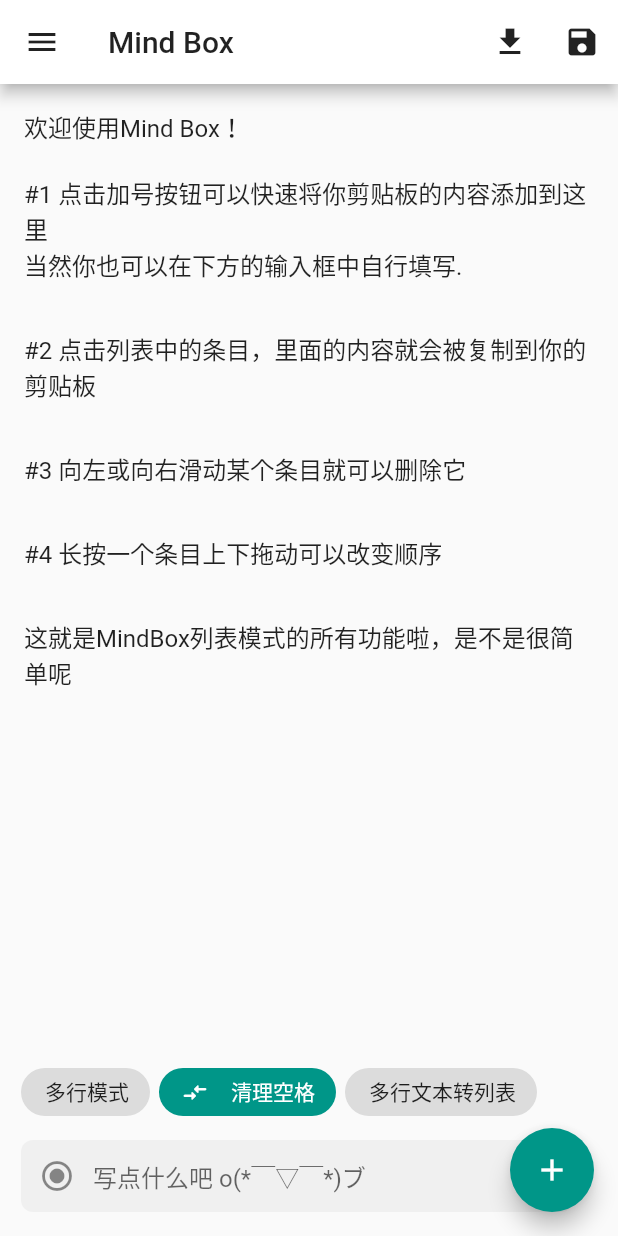
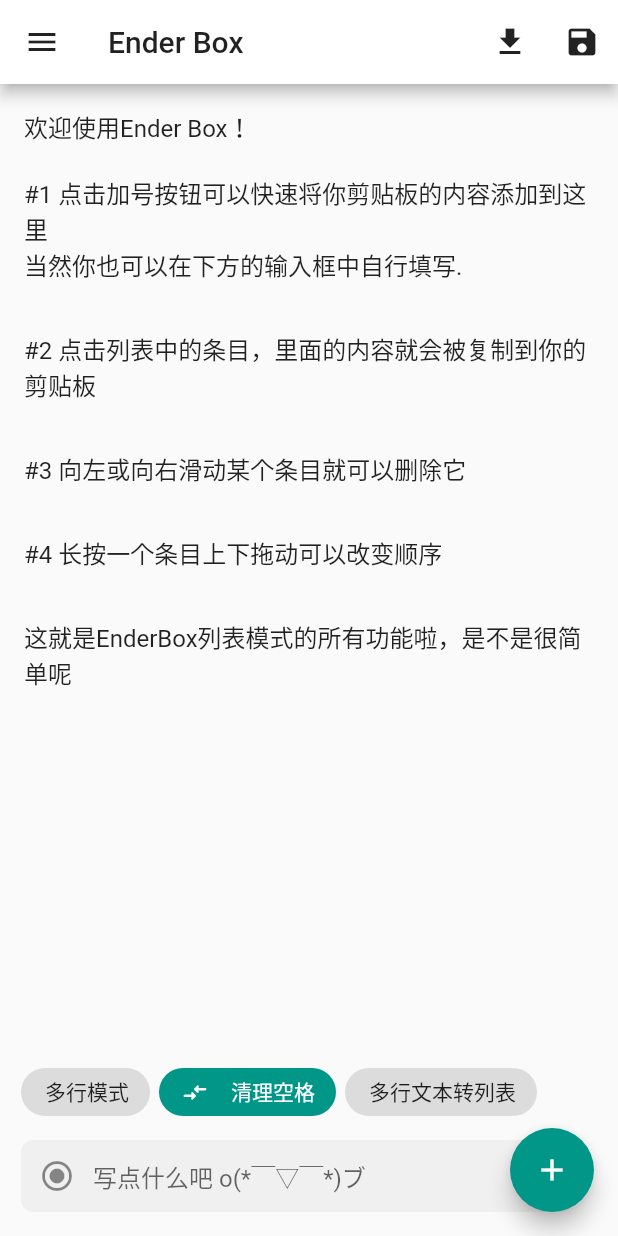
Before and after one commit to Colin-XKL/sticky, a Flutter app: the screen it shows after launch, on a phone screen of 412 x 824 dp. Run offline on Flutter 3.47's test engine with Material 2 defaults, Android fonts, the phone set to English and light mode, and no system bars; our stand-ins replace get, get_storage, localstorage, package_info_plus, sentry_flutter; missing offline and left inert: webdav_client; Roboto replaces fonts that are missing (Microsoft Yahei UI).

Commit message:
rename to Ender Box

```diff
--- a/lib/main.dart
+++ b/lib/main.dart
@@ -57,7 +57,7 @@
   @override
   Widget build(BuildContext context) {
     return GetMaterialApp(
-      title: "Mind Box",
+      title: "Ender Box",
       theme: ThemeData(
         fontFamily: "Microsoft Yahei UI",
         appBarTheme: ThemeData.light().appBarTheme.copyWith(
@@ -131,7 +131,7 @@
         child: Scaffold(
             appBar: new AppBar(
               // foregroundColor: Colors.white,
-              title: Text("Mind Box"),
+              title: Text("Ender Box"),
               actions: [
                 IconButton(
                   onPressed: () => view.download(),
@@ -199,7 +199,7 @@
                     },
                   ),
                   ListTile(
-                    title: Text("关于 MindBox"),
+                    title: Text("关于 EnderBox"),
                     dense: true,
                     onTap: () {
                       Navigator.push(context,
@@ -213,13 +213,13 @@
                       launch("https://blog.colinx.one/");
                     },
                   ),
-                  ListTile(
-                    title: Text("给项目送上 star!"),
-                    dense: true,
-                    onTap: () {
-                      launch("https://github.com/Colin-XKL/sticky");
-                    },
-                  ),
+                  // ListTile(
+                  //   title: Text("给项目送上 star!"),
+                  //   dense: true,
+                  //   onTap: () {
+                  //     launch("https://github.com/Colin-XKL/sticky");
+                  //   },
+                  // ),
                   ListTile(
                     title: Text('退出'),
                     dense: true,
@@ -228,7 +228,7 @@
                   Padding(
                     padding: EdgeInsets.fromLTRB(0, 32, 0, 0),
                     child: Text(
-                      "MindBox, your last productivity app",
+                      "EnderBox, your last productivity app",
                       softWrap: true,
                       style: TextStyle(color: Colors.grey[500], fontSize: 12),
                     ),
--- a/lib/pages/about.dart
+++ b/lib/pages/about.dart
@@ -1,5 +1,3 @@
-import 'dart:ui';
-
 import 'package:flutter/material.dart';
 import 'package:flutter/services.dart';
 import 'package:get/get.dart';
@@ -78,7 +76,7 @@
           Align(
             alignment: FractionalOffset(0.5, 0.97),
             child: Text(
-              "©2018-2021 X Studio All Rights Reserved.",
+              "©2018-2022 X Studio All Rights Reserved.",
               textAlign: TextAlign.center,
               style: TextStyle(fontSize: 12, color: Colors.grey),
             ),
@@ -121,7 +119,7 @@
   scheme: 'mailto',
   path: 'Colin_XKL@outlook.com',
   query: encodeQueryParameters(
-      <String, String>{'subject': 'Mind Box App Feedback'}),
+      <String, String>{'subject': 'Ender Box App Feedback'}),
 );
 
 String encodeQueryParameters(Map<String, String> params) {
--- a/lib/views/list.dart
+++ b/lib/views/list.dart
@@ -91,13 +91,13 @@
         this.ctl.newItem(ListItem("写点什么吧 ", ""));
     } else {
       var l = [
-        ListItem("Tutorial", "欢迎使用Mind Box！"),
+        ListItem("Tutorial", "欢迎使用Ender Box！"),
         ListItem("#1 Paste from your pastebin",
             "#1 点击加号按钮可以快速将你剪贴板的内容添加到这里\n当然你也可以在下方的输入框中自行填写.\n"),
         ListItem("#2 Copy from the list", "#2 点击列表中的条目，里面的内容就会被复制到你的剪贴板\n"),
         ListItem("#3 Delete item", "#3 向左或向右滑动某个条目就可以删除它\n"),
         ListItem("#4 Reorder items", "#4 长按一个条目上下拖动可以改变顺序\n"),
-        ListItem("#4 Reorder items", "这就是MindBox列表模式的所有功能啦，是不是很简单呢\n"),
+        ListItem("#4 Reorder items", "这就是EnderBox列表模式的所有功能啦，是不是很简单呢\n"),
       ];
       this.ctl.l.addAll(l);
       this.ctl.save();
--- a/lib/views/whiteboard.dart
+++ b/lib/views/whiteboard.dart
@@ -87,7 +87,7 @@
             CardData(ITEM_TYPE.TEXT, TextCardContent(("这里空空如也，写点什么吧 ~"))));
     } else {
       var l = [
-        TextCardContent('''欢迎来到MindBox的白板模式
+        TextCardContent('''欢迎来到EnderBox的白板模式
         在这里你可以自由地排布和组织卡片以按照你想要的方式展示信息
     1. 同样地，你可以点击加号按钮来插入剪贴板的内容。如果剪贴板为空的话，你会得到一个空白的卡片
     2. 点击卡片上方的铅笔按钮可以编辑具体内容
--- a/pubspec.yaml
+++ b/pubspec.yaml
@@ -1,5 +1,5 @@
 name: stickys
-description: Be a CV pro!
+description: Ender Box is an App that can sync your snippets between different places.
 
 publish_to: 'none' # Remove this line if you wish to publish to pub.dev
 
@@ -13,7 +13,7 @@
 # In iOS, build-name is used as CFBundleShortVersionString while build-number used as CFBundleVersion.
 # Read more about iOS versioning at
 # https://developer.apple.com/library/archive/documentation/General/Reference/InfoPlistKeyReference/Articles/CoreFoundationKeys.html
-version: 0.70.0+1
+version: 0.72.0+1
 
 environment:
   sdk: '>=2.12.0 <3.0.0'
```
Also changed, not shown: 8 other files.
